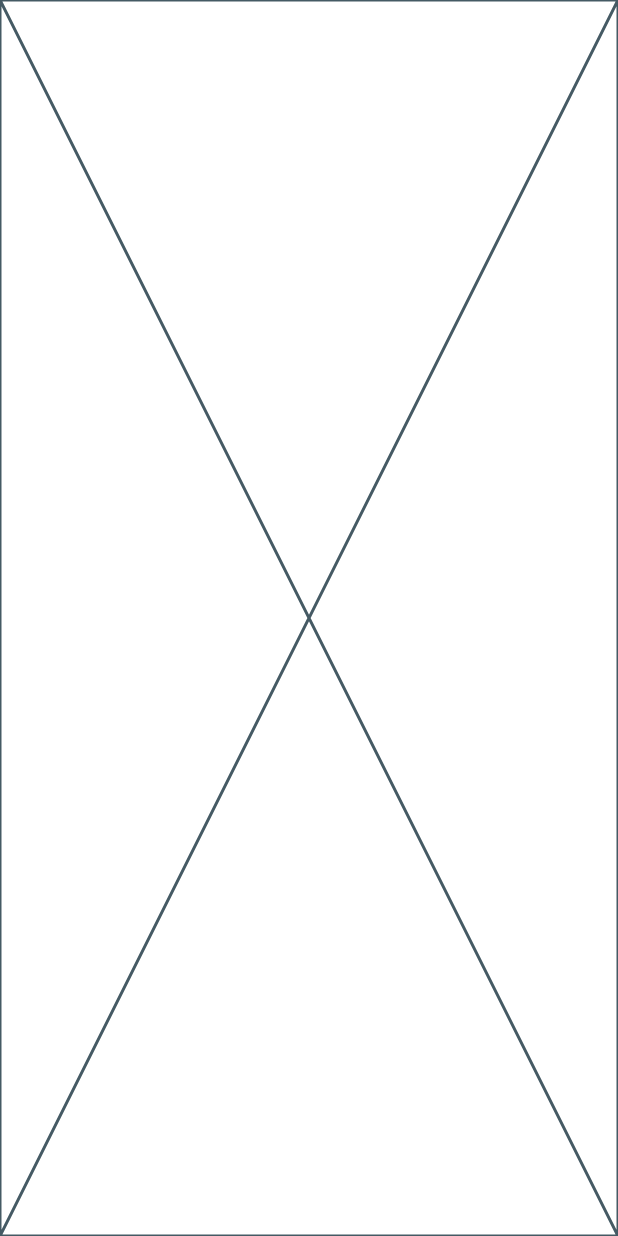
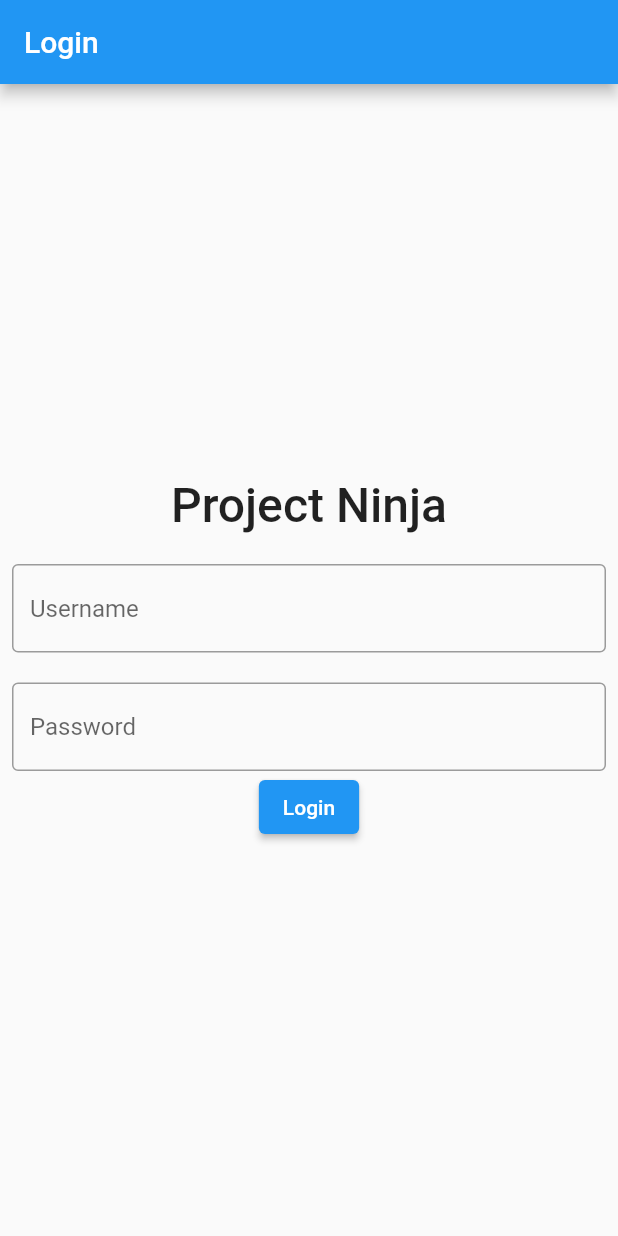
Before and after one commit to ShiffaUrRehman/Frontend-ProjectNinja-Flutter-Bloc, a Flutter app: the screen it shows after launch, on a phone screen of 412 x 824 dp. Run offline on Flutter 3.47's test engine with Material 2 defaults, Android fonts, the light colour scheme and no system bars; our stand-ins replace bloc, flutter_bloc; accounts and stored records are empty.

Commit message:
login via bloc, login failed handled

```diff
--- /dev/null
+++ b/lib/features/login/bloc/login_bloc.dart
@@ -0,0 +1,27 @@
+import 'dart:async';
+
+import 'package:bloc/bloc.dart';
+import 'package:meta/meta.dart';
+import 'package:project_ninja/features/login/models/user_model.dart';
+import 'package:project_ninja/features/login/repo/login_repo.dart';
+
+part 'login_event.dart';
+part 'login_state.dart';
+
+class LoginBloc extends Bloc<LoginEvent, LoginState> {
+  LoginBloc() : super(LoginInitial()) {
+    on<LoginUserEvent>(loginUser);
+  }
+
+  FutureOr<void> loginUser(
+      LoginUserEvent event, Emitter<LoginState> emit) async {
+    // emit(LoginLoadingState());
+    dynamic response =
+        await LoginRepo.userLogin(event.username, event.password);
+    if (response is User) {
+      // emit(LoginSuccessState());
+    } else {
+      emit(LoginFailedState(message: response));
+    }
+  }
+}
--- /dev/null
+++ b/lib/features/login/bloc/login_event.dart
@@ -0,0 +1,11 @@
+part of 'login_bloc.dart';
+
+@immutable
+abstract class LoginEvent {}
+
+class LoginUserEvent extends LoginEvent {
+  final String username;
+  final String password;
+
+  LoginUserEvent({required this.username, required this.password});
+}
--- /dev/null
+++ b/lib/features/login/bloc/login_state.dart
@@ -0,0 +1,18 @@
+part of 'login_bloc.dart';
+
+@immutable
+abstract class LoginState {}
+
+abstract class LoginActionState extends LoginState {}
+
+final class LoginInitial extends LoginState {}
+
+class LoginLoadingState extends LoginState {}
+
+class LoginSuccessState extends LoginActionState {}
+
+class LoginFailedState extends LoginActionState {
+  final String message;
+
+  LoginFailedState({required this.message});
+}
--- /dev/null
+++ b/lib/features/login/models/user_model.dart
@@ -0,0 +1,21 @@
+class User {
+  final String id;
+  final String fullname;
+  final String username;
+  final String role;
+  final String token;
+
+  User(
+      {required this.id,
+      required this.fullname,
+      required this.username,
+      required this.role,
+      required this.token});
+
+  factory User.fromJson(Map<String, dynamic> json) => User(
+      id: json["user"]["id"],
+      fullname: json["user"]["fullname"],
+      username: json["user"]["username"],
+      role: json["user"]["role"],
+      token: json["token"]["token"]);
+}
--- /dev/null
+++ b/lib/features/login/repo/login_repo.dart
@@ -0,0 +1,30 @@
+import 'dart:convert';
+
+import 'package:http/http.dart' as http;
+import 'package:project_ninja/features/login/models/user_model.dart';
+
+class LoginRepo {
+  late User user;
+  static Future<dynamic> userLogin(String username, String password) async {
+    var client = http.Client();
+    try {
+      var response = await client.post(
+          Uri.parse('http://10.0.2.2:3000/api/auth/login'),
+          body: {'username': username, 'password': password});
+      print(response);
+      print(response.statusCode);
+      if (response.statusCode == 200) {
+      } else {
+        return 'Login Failed, status code: ${response.statusCode} ${response.body}';
+      }
+      var decodedResponse = jsonDecode(utf8.decode(response.bodyBytes)) as Map;
+      print(decodedResponse);
+      // var uri = Uri.parse(decodedResponse['uri'] as String);
+      // print(await client.get(uri));
+    } catch (e) {
+      return 'Server Error: ${e}';
+    } finally {
+      client.close();
+    }
+  }
+}
--- /dev/null
+++ b/lib/features/login/ui/login_screen.dart
@@ -0,0 +1,105 @@
+import 'package:flutter/material.dart';
+import 'package:flutter_bloc/flutter_bloc.dart';
+import 'package:project_ninja/features/login/bloc/login_bloc.dart';
+
+class Login extends StatefulWidget {
+  const Login({super.key});
+
+  @override
+  State<Login> createState() => _LoginState();
+}
+
+class _LoginState extends State<Login> {
+  final LoginBloc loginBloc = LoginBloc();
+  final usernameController = TextEditingController();
+  final passwordController = TextEditingController();
+
+  @override
+  void dispose() {
+    usernameController.dispose();
+    passwordController.dispose();
+    super.dispose();
+  }
+
+  @override
+  Widget build(BuildContext context) {
+    return Scaffold(
+      appBar: AppBar(title: const Text('Login')),
+      body: BlocConsumer<LoginBloc, LoginState>(
+        bloc: loginBloc,
+        listenWhen: (previous, current) => current is LoginActionState,
+        buildWhen: (previous, current) => current is! LoginActionState,
+        listener: (context, state) {
+          if (state is LoginFailedState) {
+            ScaffoldMessenger.of(context)
+                .showSnackBar(SnackBar(content: Text(state.message)));
+          } else if (state is LoginSuccessState) {}
+        },
+        builder: (context, state) {
+          switch (state.runtimeType) {
+            case LoginInitial:
+              return Padding(
+                padding: const EdgeInsets.all(8.0),
+                child: Center(
+                  child: Column(
+                    mainAxisAlignment: MainAxisAlignment.center,
+                    children: [
+                      const Text(
+                        "Project Ninja",
+                        style: TextStyle(
+                            fontSize: 32, fontWeight: FontWeight.w500),
+                        textAlign: TextAlign.center,
+                      ),
+                      const SizedBox(
+                        height: 20,
+                      ),
+                      TextField(
+                        controller: usernameController,
+                        decoration: const InputDecoration(
+                          border: OutlineInputBorder(),
+                          hintText: 'Username',
+                        ),
+                      ),
+                      const SizedBox(
+                        height: 20,
+                      ),
+                      TextField(
+                        controller: passwordController,
+                        decoration: const InputDecoration(
+                          border: OutlineInputBorder(),
+                          hintText: 'Password',
+                        ),
+                      ),
+                      ElevatedButton(
+                          onPressed: () {
+                            if (usernameController.text == '' ||
+                                passwordController.text == '') {
+                              ScaffoldMessenger.of(context).showSnackBar(
+                                  const SnackBar(
+                                      content: Text(
+                                          "Please Enter Data in TextFields")));
+                            } else {
+                              loginBloc.add(LoginUserEvent(
+                                  username: usernameController.text,
+                                  password: passwordController.text));
+                            }
+                          },
+                          child: const Text('Login')),
+                    ],
+                  ),
+                ),
+              );
+            case LoginLoadingState:
+              return const Center(
+                child: CircularProgressIndicator(),
+              );
+            default:
+              return const SizedBox(
+                child: Text("Error"),
+              );
+          }
+        },
+      ),
+    );
+  }
+}
--- a/lib/main.dart
+++ b/lib/main.dart
@@ -1,4 +1,5 @@
 import 'package:flutter/material.dart';
+import 'package:project_ninja/features/login/ui/login_screen.dart';
 
 void main() {
   runApp(const MyApp());
@@ -9,6 +10,9 @@ class MyApp extends StatelessWidget {
 
   @override
   Widget build(BuildContext context) {
-    return const Placeholder();
+    return const MaterialApp(
+      debugShowCheckedModeBanner: false,
+      home: Login(),
+    );
   }
 }
```
Also changed, not shown: pubspec.yaml (+5 -4 lines), pubspec.lock.
